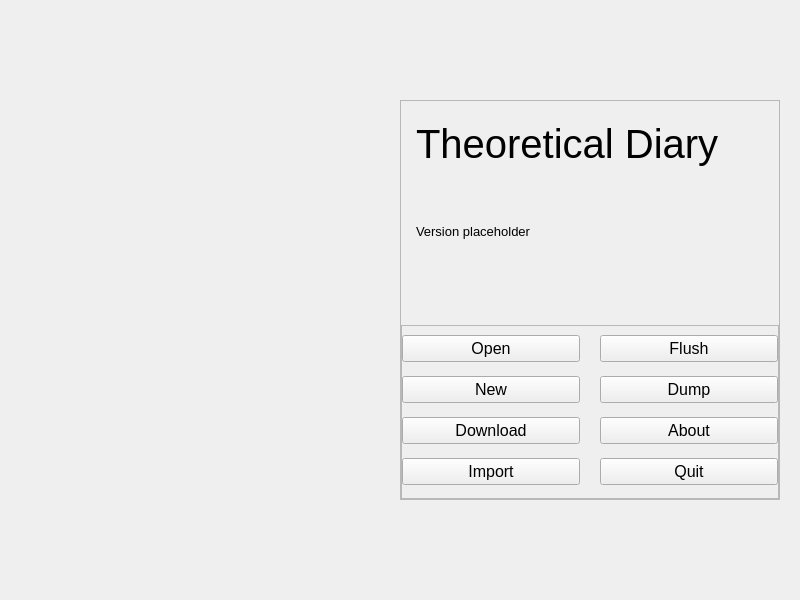
First picture: the form in mainwindow.ui, repository someretical/TheoreticalDiary, before the edit.
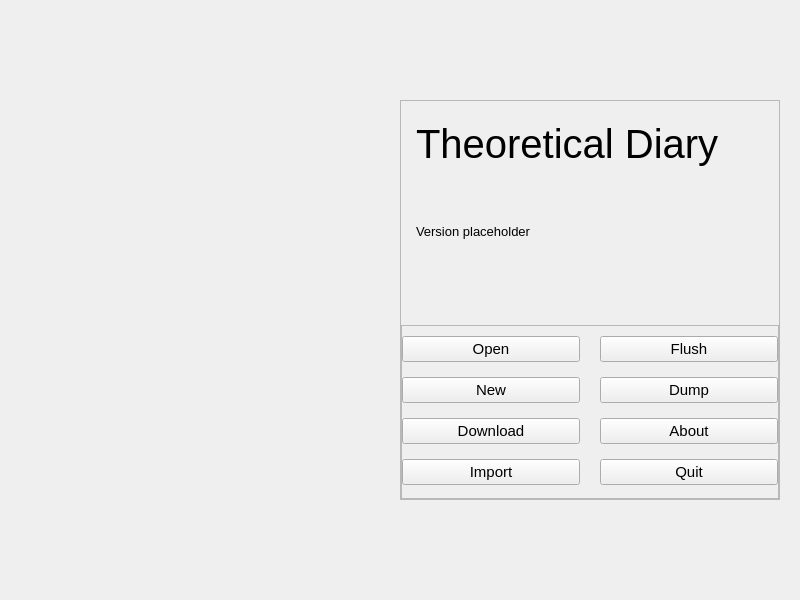
Second picture: the form after the edit. Icons and pictures are not drawn.

Patch:
```diff
--- a/mainwindow.ui
+++ b/mainwindow.ui
@@ -163,7 +163,7 @@
             </property>
             <property name="font">
              <font>
-              <pointsize>12</pointsize>
+              <pointsize>11</pointsize>
              </font>
             </property>
             <property name="toolTip">
@@ -196,7 +196,7 @@
             </property>
             <property name="font">
              <font>
-              <pointsize>12</pointsize>
+              <pointsize>11</pointsize>
              </font>
             </property>
             <property name="toolTip">
@@ -229,7 +229,7 @@
             </property>
             <property name="font">
              <font>
-              <pointsize>12</pointsize>
+              <pointsize>11</pointsize>
              </font>
             </property>
             <property name="toolTip">
@@ -262,7 +262,7 @@
             </property>
             <property name="font">
              <font>
-              <pointsize>12</pointsize>
+              <pointsize>11</pointsize>
              </font>
             </property>
             <property name="toolTip">
@@ -295,7 +295,7 @@
             </property>
             <property name="font">
              <font>
-              <pointsize>12</pointsize>
+              <pointsize>11</pointsize>
              </font>
             </property>
             <property name="toolTip">
@@ -334,7 +334,7 @@
             </property>
             <property name="font">
              <font>
-              <pointsize>12</pointsize>
+              <pointsize>11</pointsize>
              </font>
             </property>
             <property name="toolTip">
@@ -367,7 +367,7 @@
             </property>
             <property name="font">
              <font>
-              <pointsize>12</pointsize>
+              <pointsize>11</pointsize>
              </font>
             </property>
             <property name="toolTip">
@@ -400,7 +400,7 @@
             </property>
             <property name="font">
              <font>
-              <pointsize>12</pointsize>
+              <pointsize>11</pointsize>
              </font>
             </property>
             <property name="toolTip">
```
